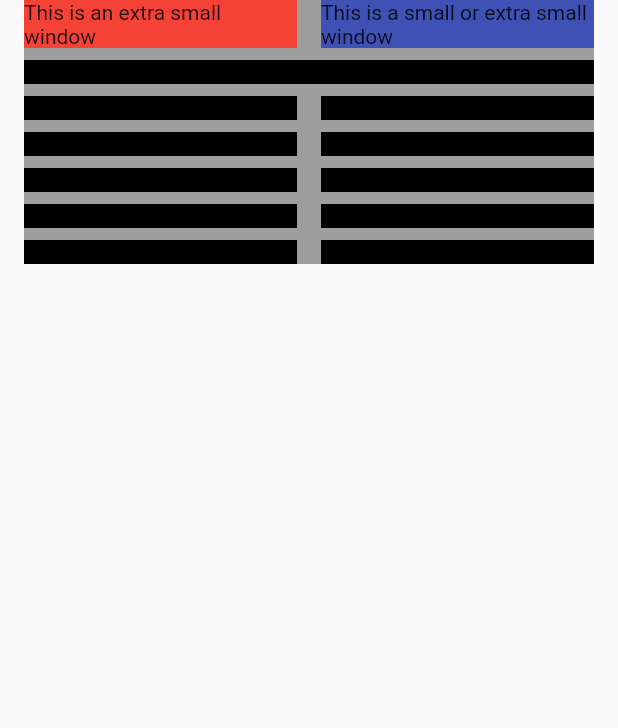
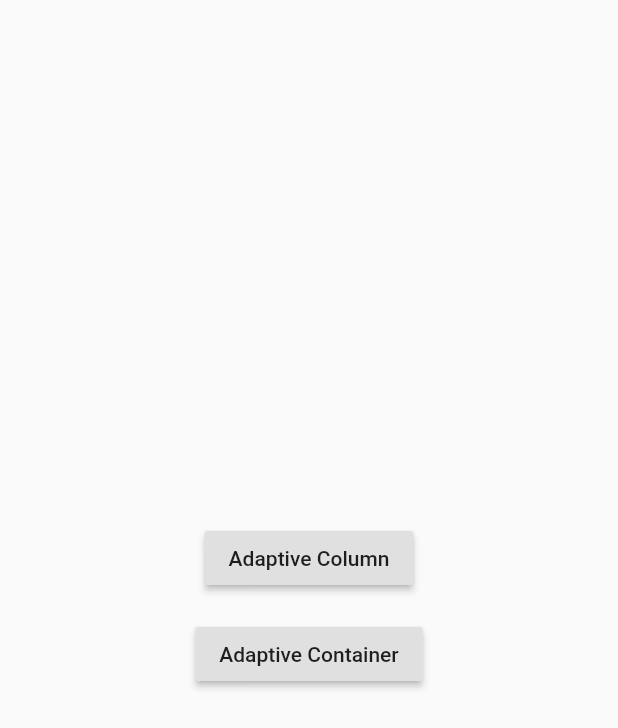
Before and after one commit to material-foundation/material-components-flutter-adaptive, a Flutter app: the screen it shows after launch, on a phone screen of 412 x 824 dp. Shown: the top 728 px of the screen. Run offline on Flutter 3.47's test engine with Material 2 defaults, Android fonts, the phone set to English and light mode, and no system bars.

Commit message:
Flutter examples

```diff
--- a/adaptive_components/example/lib/main.dart
+++ b/adaptive_components/example/lib/main.dart
@@ -3,140 +3,58 @@
 // BSD-style license that can be found in the LICENSE file.
 
 import 'package:flutter/material.dart';
-import 'package:adaptive_components/adaptive_components.dart';
+
+import 'adaptive_column_example.dart';
+import 'adaptive_container_example.dart';
 
 void main() {
-  runApp(AdaptiveBreakpointsExample());
+  runApp(MyApp());
 }
 
-class AdaptiveBreakpointsExample extends StatelessWidget {
+class MyApp extends StatelessWidget {
   @override
   Widget build(BuildContext context) {
     return MaterialApp(
-      home: Scaffold(
-        body: AdaptiveColumn(
+      title: 'Adaptive Navigation Scaffold Demo',
+      home: DemoSelector(),
+    );
+  }
+}
+
+class DemoSelector extends StatelessWidget {
+  @override
+  Widget build(BuildContext context) {
+    return Scaffold(
+      body: Center(
+        child: Column(
+          mainAxisAlignment: MainAxisAlignment.center,
           children: [
-            AdaptiveContaine(
-              adaptiveConstraints: AdaptiveConstraints.xs(),
-              adaptiveColumn: 2,
-              color: Colors.red,
-              child: Text('This is an extra small window'),
+            RaisedButton(
+              child: Text('Adaptive Column'),
+              onPressed: () {
+                Navigator.of(context).pushReplacement(
+                  MaterialPageRoute(
+                    builder: (context) {
+                      return AdaptiveColumnsExample();
+                    },
+                  ),
+                );
+              },
             ),
-            AdaptiveContaine(
-              adaptiveConstraints: AdaptiveConstraints.s(),
-              adaptiveColumn: 2,
-              color: Colors.orange,
-              child: Text('This is a small window'),
+            SizedBox(height: 16),
+            RaisedButton(
+              child: Text('Adaptive Container'),
+              onPressed: () {
+                Navigator.of(context).pushReplacement(
+                  MaterialPageRoute(
+                    builder: (context) {
+                      return AdaptiveContainerExample();
+                    },
+                  ),
+                );
+              },
             ),
-            AdaptiveContaine(
-              adaptiveConstraints: AdaptiveConstraints.m(),
-              adaptiveColumn: 2,
-              color: Colors.yellow,
-              child: Text('This is a medium window'),
-            ),
-            AdaptiveContaine(
-              adaptiveConstraints: AdaptiveConstraints.l(),
-              adaptiveColumn: 6,
-              color: Colors.green,
-              child: Text('This is a large window'),
-            ),
-            AdaptiveContaine(
-              adaptiveConstraints: AdaptiveConstraints.xl(),
-              adaptiveColumn: 2,
-              color: Colors.blue,
-              child: Text('This is an extra large window'),
-            ),
-            AdaptiveContaine(
-              adaptiveConstraints: AdaptiveConstraints.xs(
-                xs: true,
-                sm: true,
-              ),
-              adaptiveColumn: 2,
-              color: Colors.indigo,
-              child: Text('This is a small or extra small window'),
-            ),
-            AdaptiveContaine(
-              adaptiveConstraints: AdaptiveConstraints.m(
-                md: true,
-                lg: true,
-                xl: true,
-              ),
-              adaptiveColumn: 6,
-              color: Colors.pink,
-              child: Text('This is a medium, large, or extra large window'),
-            ),
-            AdaptiveContaine(
-              adaptiveConstraints: AdaptiveConstraints(),
-              adaptiveColumn: 12,
-              color: Colors.black,
-              child: Text('This is for every screen size'),
-            ),
-            AdaptiveContaine(
-              adaptiveConstraints: AdaptiveConstraints(),
-              adaptiveColumn: 2,
-              color: Colors.black,
-              child: Text('This is for every screen size'),
-            ),
-            AdaptiveContaine(
-              adaptiveConstraints: AdaptiveConstraints(),
-              adaptiveColumn: 2,
-              color: Colors.black,
-              child: Text('This is for every screen size'),
-            ),
-            AdaptiveContaine(
-              adaptiveConstraints: AdaptiveConstraints(),
-              adaptiveColumn: 2,
-              color: Colors.black,
-              child: Text('This is for every screen size'),
-            ),
-            AdaptiveContaine(
-              adaptiveConstraints: AdaptiveConstraints(),
-              adaptiveColumn: 2,
-              color: Colors.black,
-              child: Text('This is for every screen size'),
-            ),
-            AdaptiveContaine(
-              adaptiveConstraints: AdaptiveConstraints(),
-              adaptiveColumn: 2,
-              color: Colors.black,
-              child: Text('This is for every screen size'),
-            ),
-            AdaptiveContaine(
-              adaptiveConstraints: AdaptiveConstraints(),
-              adaptiveColumn: 2,
-              color: Colors.black,
-              child: Text('This is for every screen size'),
-            ),
-            AdaptiveContaine(
-              adaptiveConstraints: AdaptiveConstraints(),
-              adaptiveColumn: 2,
-              color: Colors.black,
-              child: Text('This is for every screen size'),
-            ),
-            AdaptiveContaine(
-              adaptiveConstraints: AdaptiveConstraints(),
-              adaptiveColumn: 2,
-              color: Colors.black,
-              child: Text('This is for every screen size'),
-            ),
-            AdaptiveContaine(
-              adaptiveConstraints: AdaptiveConstraints(),
-              adaptiveColumn: 2,
-              color: Colors.black,
-              child: Text('This is for every screen size'),
-            ),
-            AdaptiveContaine(
-              adaptiveConstraints: AdaptiveConstraints(),
-              adaptiveColumn: 2,
-              color: Colors.black,
-              child: Text('This is for every screen size'),
-            ),
-            AdaptiveContaine(
-              adaptiveConstraints: AdaptiveConstraints(),
-              adaptiveColumn: 2,
-              color: Colors.black,
-              child: Text('This is for every screen size'),
-            ),
+            SizedBox(height: 16),
           ],
         ),
       ),
--- a/adaptive_components/lib/adaptive_components.dart
+++ b/adaptive_components/lib/adaptive_components.dart
@@ -6,4 +6,3 @@ library adaptive_breakpoints;
 
 export 'src/adaptive_column.dart';
 export 'src/adaptive_container.dart';
-export 'src/adaptive_row.dart';
--- a/adaptive_components/lib/src/adaptive_column.dart
+++ b/adaptive_components/lib/src/adaptive_column.dart
@@ -57,56 +57,21 @@ class AdaptiveColumn extends StatelessWidget {
 
                   if (currentColumns < _totalColumns) {
                     totalGutters++;
-                  } else if (currentColumns == _totalColumns) {
+                  } else {
                     int gutters = 0;
+                    if (currentColumns > _totalColumns) {
+                      totalGutters--;
+                    }
+
                     for (AdaptiveContaine r in row) {
                       // maxWidth equals column width without margin and gutters
                       // divided by the total number of adaptive containers.
                       double maxWidth = (MediaQuery.of(context).size.width -
-                              _margin * 2 -
-                              _gutter * totalGutters) /
+                          _margin * 2 -
+                          _gutter *
+                              (gutters == totalGutters && currentColumns > _totalColumns ? 0 : totalGutters)) /
                           _totalColumns *
                           r.adaptiveColumn;
-
-                      childs.add(
-                        ConstrainedBox(
-                          constraints: BoxConstraints(
-                            minWidth: maxWidth,
-                            maxWidth: maxWidth,
-                          ),
-                          child: r,
-                        ),
-                      );
-
-                      if (gutters < totalGutters && 1 < row.length) {
-                        childs.add(
-                          SizedBox(
-                            width: _gutter,
-                            child: Container(
-                              color: Colors.grey,
-                            ),
-                          ),
-                        );
-                        gutters++;
-                      }
-                    }
-                    totalGutters = 0;
-                    currentColumns = 0;
-                    row = [];
-                  } else {
-                    int gutters = 0;
-                    totalGutters--;
-                    for (AdaptiveContaine r in row) {
-                      // maxWidth equals column width without margin and gutters
-                      // divided by the total number of adaptive containers.
-                      double maxWidth = (MediaQuery.of(context).size.width -
-                                      _margin * 2 -
-                                      _gutter *
-                                          (gutters == totalGutters ? 0 : totalGutters)) /
-                          _totalColumns *
-                          r.adaptiveColumn;
-
-                      print(maxWidth);
                       childs.add(
                         ConstrainedBox(
                           constraints: BoxConstraints(
--- a/adaptive_components/lib/src/adaptive_container.dart
+++ b/adaptive_components/lib/src/adaptive_container.dart
@@ -44,7 +44,9 @@ class AdaptiveContaine extends StatelessWidget {
             color == null || decoration == null,
             'Cannot provide both a color and a decoration\n'
             'To provide both, use "decoration: BoxDecoration(color: color)".'),
-        super(key: key);
+        super(key: key) {
+    adaptiveConstraints ??= AdaptiveConstraints();
+  }
 
   /// The [child] contained by the container.
   ///
@@ -61,7 +63,7 @@ class AdaptiveContaine extends StatelessWidget {
   ///
   /// This is used by the builder to see what type of screen the user wants this
   /// [AdaptiveContainer] to fit within.
-  final AdaptiveConstraints adaptiveConstraints;
+  AdaptiveConstraints adaptiveConstraints;
 
   /// AdaptiveColumn is used with [AdaptiveColumn] and [AdaptiveRow] to represent
   /// the amount of columns that this widget will fill up within a certain [Flex]
```
Also changed, not shown: adaptive_components/example/lib/adaptive_column_example.dart (added, +133 -0 lines), adaptive_components/example/lib/adaptive_container_example.dart (added, +61 -0 lines), adaptive_components/lib/src/adaptive_row.dart (deleted).
